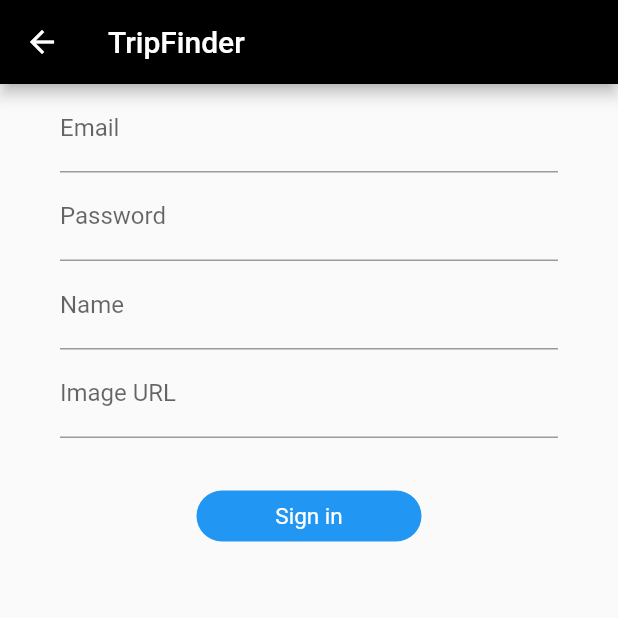
After one commit to RodrigoSantosgit/TripFinder, a Flutter app: the screen it shows after launch, after a tap on "Sign up", on a phone screen of 412 x 824 dp, the top half of it. The commit adds this screen. Run offline on Flutter 3.47's test engine with Material 2 defaults, Android fonts, the phone set to English and light mode, and no system bars; our stand-ins replace firebase_auth, firebase_core, google_maps_flutter, hive, image_picker, location; missing offline and left inert: firebase_auth_web, firebase_core_web, image_picker_for_web, location_web; accounts and stored records are empty; network calls fail.

Commit message:
added Hive for local storage, Users info, Trip Info TBD

```diff
--- /dev/null
+++ b/tripfinder/lib/boxes.dart
@@ -0,0 +1,10 @@
+import 'package:hive/hive.dart';
+import 'package:tripfinder/trips.dart';
+import 'package:tripfinder/user.dart';
+
+class Boxes{
+  static Box<Users> getUsers() =>
+      Hive.box<Users>('users');
+  static Box<Trips> getTrips() =>
+      Hive.box<Trips>('trips');
+}
--- a/tripfinder/lib/main.dart
+++ b/tripfinder/lib/main.dart
@@ -5,6 +5,8 @@
 // the [currentIndex] is set to index 0. The selected item is
 // amber. The `_onItemTapped` function changes the selected item's index
 // and displays a corresponding message in the center of the [Scaffold].
+
+import 'dart:io';
 
 import 'package:firebase_auth/firebase_auth.dart';
 import 'package:firebase_core/firebase_core.dart';
@@ -16,10 +18,24 @@ import 'package:tripfinder/signinpage.dart';
 import 'package:tripfinder/trippage.dart';
 import 'package:tripfinder/trips.dart';
 import 'package:tripfinder/user.dart';
+import 'package:hive/hive.dart';
+import 'package:path_provider/path_provider.dart' as pathProvider;
+
+import 'boxes.dart';
 
 Future<void> main() async {
   WidgetsFlutterBinding.ensureInitialized();
+
   await Firebase.initializeApp();
+  Directory directory = await pathProvider.getApplicationDocumentsDirectory();
+  Hive.init(directory.path);
+
+  Hive.registerAdapter(TripsAdapter());
+  Hive.registerAdapter(UsersAdapter());
+
+  await Hive.openBox<Trips>('trips');
+  await Hive.openBox<Users>('users');
+
   runApp(const MyApp());
 }
 
@@ -55,7 +71,7 @@ class AuthenticationWrapper extends StatelessWidget {
     final firebaseUser = context.watch<User?>();
 
     if(firebaseUser != null){
-      return const MyNavBar();
+      return MyNavBar();
     }
     return SignInPage();
   }
@@ -75,7 +91,7 @@ class _MyNavBar extends State<MyNavBar> {
   int _selectedIndex = 0;
   static final List<Widget> _widgetOptions = <Widget>[
     const Home(title: 'Home'),
-    Stat(user: Users(1, "Ricardo Silva", "ricardo@hotmail.com","password", "https://i.imgur.com/xZ6Ahkx.jpg",
+    Stat(user: Users( "Ricardo Silva", "ricardo@hotmail.com", "https://i.imgur.com/xZ6Ahkx.jpg",
         [Trips(2, 10, "Salinas",
             "Visita ás Salinas de Aveiro",
             "content2",
@@ -88,7 +104,7 @@ class _MyNavBar extends State<MyNavBar> {
           )])
     ),
     const Notification(title: 'Notification'),
-    Profile(user: Users(1, "Ricardo Silva", "ricardo@hotmail.com","password", "https://i.imgur.com/xZ6Ahkx.jpg",
+    Profile(user: Users( "Ricardo Silva", "ricardo@hotmail.com", "https://i.imgur.com/xZ6Ahkx.jpg",
         [Trips(2, 10, "Salinas",
             "Visita ás Salinas de Aveiro",
             "content2",
--- a/tripfinder/lib/profile.dart
+++ b/tripfinder/lib/profile.dart
@@ -1,8 +1,10 @@
+import 'package:firebase_auth/firebase_auth.dart';
 import 'package:flutter/material.dart';
 import 'package:provider/src/provider.dart';
 import 'package:tripfinder/authentication_service.dart';
 import 'package:tripfinder/user.dart';
 
+import 'boxes.dart';
 import 'mytriplist.dart';
 
 class Profile extends StatefulWidget {
@@ -38,7 +40,45 @@ class _Profile extends State<Profile> {
   _Profile(this.user);
   final Users user;
 
+  late final Users _currentUser;
+
+  var image;
+
+  getUsers() {
+    final FirebaseAuth auth = FirebaseAuth.instance;
+    final User? user = auth.currentUser;
+    final email = user!.email;
+    var box = Boxes.getUsers();
+    List list = box.values.toList();
+    for(var i = 0; i < list.length;i++){
+      Users? tmp = list[i];
+      if(tmp!.email==email) _currentUser = tmp;
+    }
+  }
+
   @override
+  initState(){
+    getUsers();
+    if(_currentUser.profilePic.isEmpty){
+      image = Container(
+        width: 120.0,
+        height: 120.0,
+        child: const Icon(Icons.account_circle, size: 80, color: Colors.grey),
+      );
+    }else{
+      image = Container(
+        width: 120.0,
+        height: 120.0,
+        decoration: BoxDecoration(
+            shape: BoxShape.circle,
+            image: DecorationImage(
+              fit: BoxFit.fill,
+              image: NetworkImage(_currentUser.profilePic),
+            )
+        ),
+      );
+    }
+  }
   Widget build(BuildContext context){
     return Scaffold(
       body: Padding(
@@ -54,21 +94,11 @@ class _Profile extends State<Profile> {
                     style: headerStyle,
                   ),
                   Text(
-                    user.name,
+                    _currentUser.name,
                     style: headerStyle,
                   ),
                   const Spacer(),
-                  Container(
-                    width: 120.0,
-                    height: 120.0,
-                    decoration: BoxDecoration(
-                        shape: BoxShape.circle,
-                        image: DecorationImage(
-                          fit: BoxFit.fill,
-                          image: NetworkImage(user.profilePic),
-                        )
-                    ),
-                  ),
+                  image,
                 ],
               ),
             ),
@@ -81,7 +111,7 @@ class _Profile extends State<Profile> {
                         style: typeStyle,
                       ),
                       Text(
-                        user.email,
+                        _currentUser.email,
                         style: valueStyle,
                       ),
                       const Text(''),
@@ -90,7 +120,7 @@ class _Profile extends State<Profile> {
                           style: typeStyle
                       ),
                       Text(
-                          (user.trips).length.toString()
+                          (_currentUser.trips).length.toString()
                       )
                     ]
                 )
@@ -107,7 +137,7 @@ class _Profile extends State<Profile> {
                 Navigator.push(
                   context,
                   MaterialPageRoute(
-                    builder: (context) => MyTripList(user: user),
+                    builder: (context) => MyTripList(user: _currentUser),
                   ),
                 );
               },
--- a/tripfinder/lib/signinpage.dart
+++ b/tripfinder/lib/signinpage.dart
@@ -1,5 +1,8 @@
 import 'package:flutter/material.dart';
+import 'package:hive/hive.dart';
 import 'package:provider/provider.dart';
+import 'package:tripfinder/signuppage.dart';
+import 'package:tripfinder/user.dart';
 import 'authentication_service.dart';
 
 class SignInPage extends StatelessWidget {
@@ -50,7 +53,19 @@ class SignInPage extends StatelessWidget {
               );
             },
             child: const Text("Sign in"),
-          )
+          ),
+          TextButton(
+            style: buttonStyle,
+            onPressed: () {
+              Navigator.push(
+                context,
+                MaterialPageRoute(
+                  builder: (context) => SignUpPage(),
+                ),
+              );
+            },
+            child: const Text("Sign up"),
+          ),
         ],
       ),
     );
--- /dev/null
+++ b/tripfinder/lib/signuppage.dart
@@ -0,0 +1,83 @@
+import 'package:flutter/material.dart';
+import 'package:hive/hive.dart';
+import 'package:provider/provider.dart';
+import 'package:tripfinder/user.dart';
+import 'authentication_service.dart';
+import 'boxes.dart';
+
+class SignUpPage extends StatelessWidget {
+  final TextEditingController emailController = TextEditingController();
+  final TextEditingController passwordController = TextEditingController();
+  final TextEditingController nameController = TextEditingController();
+  final TextEditingController imageURLController = TextEditingController();
+
+  final ButtonStyle buttonStyle =
+  ElevatedButton.styleFrom(shape: RoundedRectangleBorder(borderRadius: BorderRadius.circular(20.0)),
+      textStyle: const TextStyle(fontSize: 15), minimumSize: const Size(150, 25),
+      primary: Colors.blue, onPrimary: Colors.white);
+
+  addUser(String email, String name, String image) {
+    var box = Boxes.getUsers();
+    Users tmp = Users(name, email, image, []);
+    box.add(tmp);
+  }
+
+  @override
+  Widget build(BuildContext context) {
+    return Scaffold(
+      appBar: AppBar(
+        title: const Text('TripFinder'),
+        backgroundColor: Colors.black,
+      ),
+      body: Column(
+        children: [
+          Padding(
+              padding: const EdgeInsets.fromLTRB(40.0,0.0,40.0,28.0),
+              child: Column(
+                children: [
+                  TextField(
+                    controller: emailController,
+                    decoration: const InputDecoration(
+                      labelText: "Email",
+                    ),
+                  ),
+                  TextField(
+                    obscureText: true,
+                    controller: passwordController,
+                    decoration: const InputDecoration(
+                      labelText: "Password",
+                    ),
+                  ),
+                  TextField(
+                    controller: nameController,
+                    decoration: const InputDecoration(
+                      labelText: "Name",
+                    ),
+                  ),
+                  TextField(
+                    controller: imageURLController,
+                    decoration: const InputDecoration(
+                      labelText: "Image URL",
+                    ),
+                  ),
+                ],
+              )
+
+          ),
+          TextButton(
+            style: buttonStyle,
+            onPressed: () {
+              context.read<AuthenticationService>().signUp(
+                email: emailController.text.trim(),
+                password: passwordController.text.trim(),
+              );
+              addUser(emailController.text.trim(), nameController.text.trim(), imageURLController.text.trim());
+              Navigator.pop(context);
+            },
+            child: const Text("Sign in"),
+          ),
+        ],
+      ),
+    );
+  }
+}
--- a/tripfinder/lib/trips.dart
+++ b/tripfinder/lib/trips.dart
@@ -1,8 +1,31 @@
+import 'package:hive/hive.dart';
+
 /// ************************************************
 /// ***************** TRIPS ************************
 /// ************************************************
-class Trips {
-  int id, distance;
-  String title, contentShort, contentFull, imageurl;
+
+part 'trips.g.dart';
+
+@HiveType(typeId: 1)
+class Trips extends HiveObject{
+
+  @HiveField(0)
+  int id;
+
+  @HiveField(1)
+  int distance;
+
+  @HiveField(2)
+  String title;
+
+  @HiveField(3)
+  String contentShort;
+
+  @HiveField(4)
+  String contentFull;
+
+  @HiveField(5)
+  String imageurl;
+
   Trips(this.id, this.distance, this.title, this.contentShort, this.contentFull, this.imageurl);
 }
--- a/tripfinder/lib/user.dart
+++ b/tripfinder/lib/user.dart
@@ -2,11 +2,25 @@
 /// ***************** Users ************************
 /// ************************************************
 
+import 'package:hive/hive.dart';
 import 'package:tripfinder/trips.dart';
 
-class Users {
-  int id;
-  String name, email, password, profilePic;
+part 'user.g.dart';
+
+@HiveType(typeId: 0)
+class Users extends HiveObject{
+
+  @HiveField(0)
+  String name;
+
+  @HiveField(1)
+  String email;
+
+  @HiveField(2)
+  String profilePic;
+
+  @HiveField(3)
   List<Trips> trips;
-  Users(this.id, this.name, this.email, this.password, this.profilePic, this.trips);
+
+  Users(this.name, this.email, this.profilePic, this.trips);
 }
--- a/tripfinder/pubspec.yaml
+++ b/tripfinder/pubspec.yaml
@@ -35,13 +35,15 @@ dependencies:
   # Use with the CupertinoIcons class for iOS style icons.
   cupertino_icons: ^1.0.2
   google_maps_flutter: ^2.1.0
-  path_provider: any
+  path_provider: ^2.0.7
   path: any
   location: ^4.3.0
   firebase_core: ^1.10.0
   firebase_auth: ^3.2.0
   image_picker: ^0.8.4+4
   provider: ^6.0.1
+  hive: ^2.0.4
+  http: ^0.13.4
 
 dev_dependencies:
   flutter_test:
@@ -53,6 +55,8 @@ dev_dependencies:
   # package. See that file for information about deactivating specific lint
   # rules and activating additional ones.
   flutter_lints: ^1.0.0
+  hive_generator: ^1.1.1
+  build_runner: ^2.1.5
 
 # For information on the generic Dart part of this file, see the
 # following page: https://dart.dev/tools/pub/pubspec
```
Also changed, not shown: tripfinder/lib/trips.g.dart (added), tripfinder/lib/user.g.dart (added), tripfinder/pubspec.lock, 3 other files.
